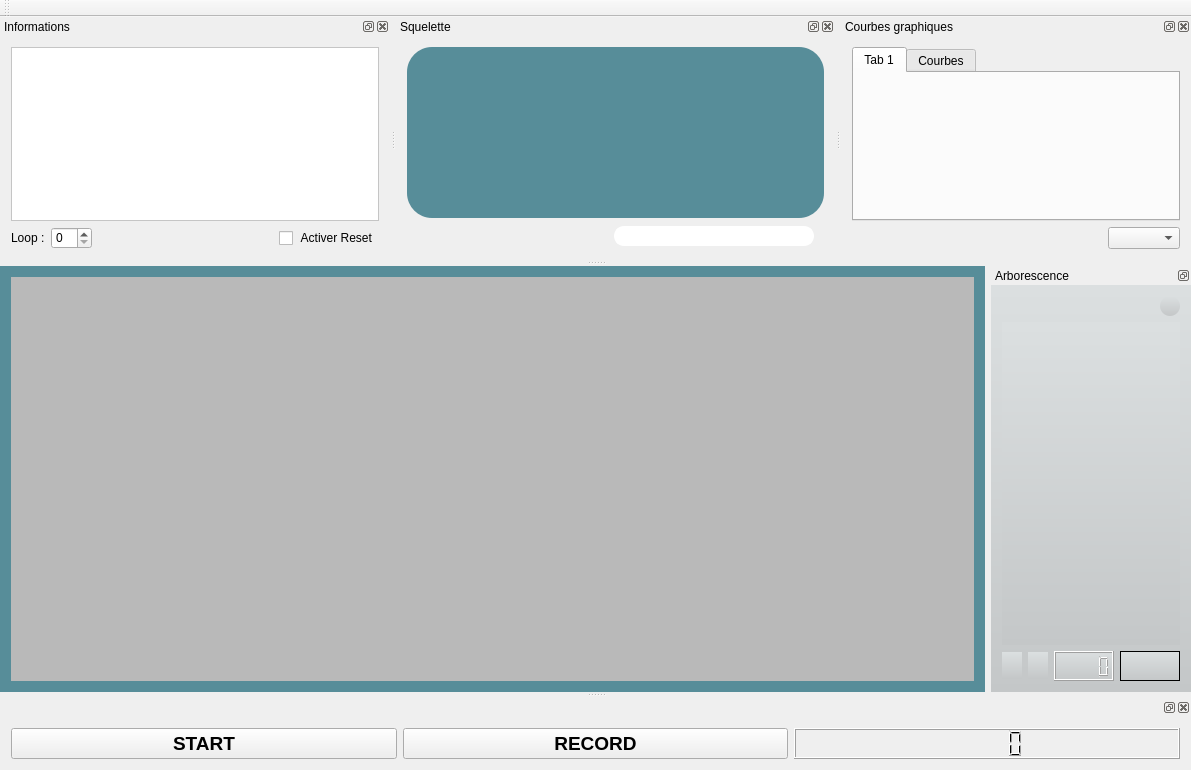
First picture: the form in mainwindow.ui, repository nicoctopus/octopus, before the edit.
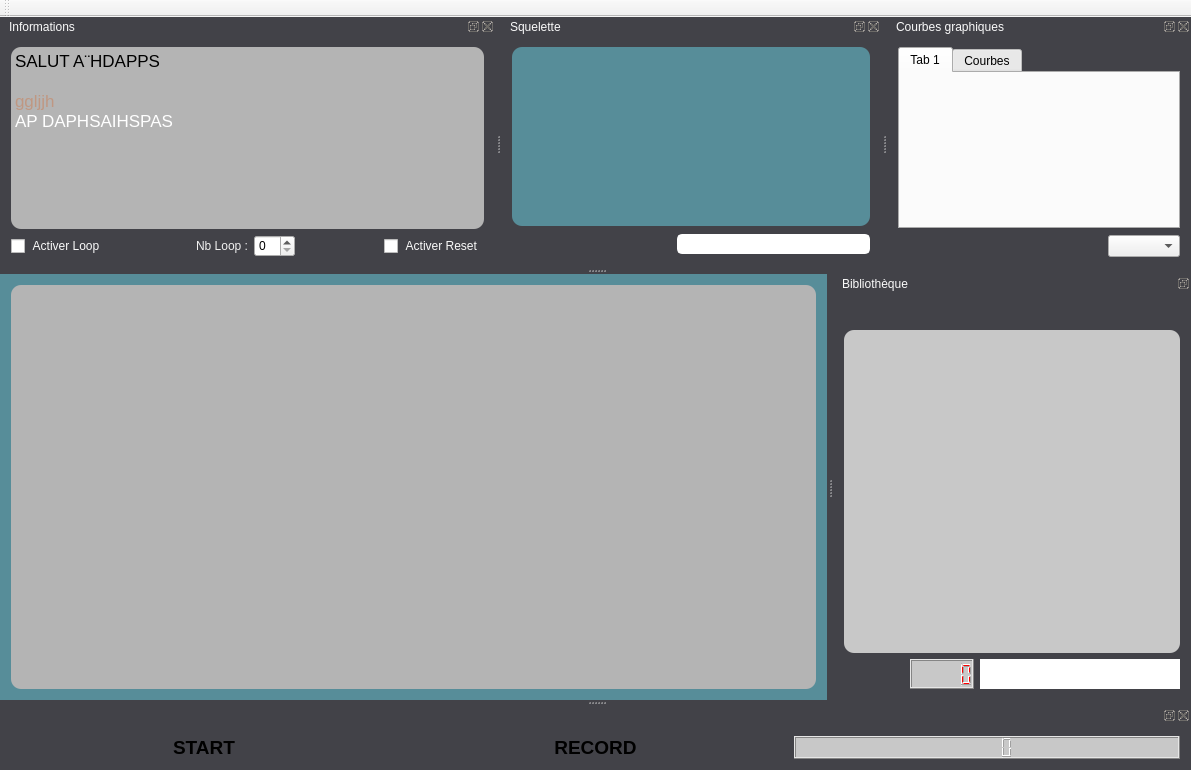
Second picture: the form after the edit. Icons and pictures are not drawn. Custom widgets are drawn as their Qt base class.

Commit message:
Nouveau Design de l'interface + Gestion complète des SamplesAudio avec Loop et resetMode
Nouveaux fichier arc et imagesButtons

ATTENTION DETRUIRE LES FICHIER .ini !!!!!!!!!

Patch:
```diff
--- a/mainwindow.ui
+++ b/mainwindow.ui
@@ -20,153 +20,312 @@
    <string>MainWindow</string>
   </property>
   <property name="styleSheet">
-   <string notr="true">QPushButton#pushButton_stoprecord{
+   <string notr="true">QDockWidget {
 
-	background:url(:/new/prefix1/images_boutons/stopgris.png);
-	border-radius: 10px;
-	color: rgb(255, 255, 255);
+/*border: 1px solid lightgray;*/
+
+background-color: rgb(66,66,72);
+
+color: rgb(250,250,250);
+
+}
+QDockWidget::title {
+     text-align: left; /* align the text to the left */
+     background-color: qlineargradient(x1: 0, y1: 0, x2: 0, y2: 1,
+                                       stop: 0 rgb(150,150,150), stop: 1 rgb(50,50,50));
+     padding-left: 5px;
+ }
+QLabel{
+	color:rgb(240,240,240);
+}
+QPushButton {
+
+border-top: 1px transparent;
+
+border-bottom: 1px transparent;
+
+border-right: 1px transparent;
+
+border-left: 1px transparent;
+
+}
+
+QLCDNumber{
+
+font: &quot;Times&quot;;
+
+background-color:rgb(200,200,200);
+
+color:rgb(255,0,0);
+
+}
+
+/*QMainWindow::separator {
+
+background: yellow;
+
+width: 10px;
+
+height: 10px;
+
+}
+
+QMainWindow::separator:hover {
+
+background: red;
+
+}*/
+
+QMainWindow{
+
+background-color: rgb(66,66,72);
+
+color: rgb(255,255,255);
+
+}
+
+
+
+QCheckBox{
+
+color:rgb(250,250,250);
+
+}
+
+QLineEdit {
+
+border: 2px solid white;
+
+border-radius: 10px;
+
+padding: 0 8px;
+
+selection-background-color: darkgray;
+
+}
+
+/****************************************************************/
+
+QPushButton#pushButton_stoprecord{
+
+border-image:url(:/new/prefix1/images_boutons/stop.png) 1 1 1 1;
+
+}
+
+QPushButton#pushButton_stoprecord:hover{
+
+border-image:url(:/new/prefix1/images_boutons/stopHOVER.png) 1 1 1 1;
+
+}
+
+QPushButton#pushButton_stoprecord:pressed{
+
+border-image:url(:/new/prefix1/images_boutons/stopPRESSED.png) 1 1 1 1;
+
 }
 
 QPushButton#ButtonAdd{
 
-	background:url(:/new/prefix1/images_boutons/nouveau.png);
-	border-radius: 10px;
-	color: rgb(255, 255, 255);
+border-image:url(:/new/prefix1/images_boutons/nouveau.png)1 1 1 1;
+
+}
+
+QPushButton#ButtonAdd:hover{
+
+border-image:url(:/new/prefix1/images_boutons/nouveauHOVER.png)1 1 1 1;
+
+}
+
+QPushButton#ButtonAdd:pressed{
+
+border-image:url(:/new/prefix1/images_boutons/nouveauPRESSED.png)1 1 1 1;
+
 }
 
 QPushButton#ButtonDelete{
 
-	background:url(:/new/prefix1/images_boutons/enlevergris.png);
-	border-radius: 10px;
-  
-	color: rgb(255, 255, 255);
+border-image:url(:/new/prefix1/images_boutons/enlever.png)1 1 1 1;
+
 }
 
+QPushButton#ButtonDelete:hover{
 
+border-image:url(:/new/prefix1/images_boutons/enleverHOVER.png)1 1 1 1;
+
+}
+
+QPushButton#ButtonDelete:pressed{
+
+border-image:url(:/new/prefix1/images_boutons/enleverPRESSED.png)1 1 1 1;
+
+}
 
 QPushButton#pushButton_creermouvement{
 
-	background:url(:/new/prefix1/images_boutons/creermouvement.png);
-	border-radius: 13px;
-	
-	color: rgb(255, 255, 255);
-  
+border-image:url(:/new/prefix1/images_boutons/creermouvement.png)1 1 1 1;
+
+}
+
+QPushButton#pushButton_creermouvement:hover{
+
+border-image:url(:/new/prefix1/images_boutons/creermouvementHOVER.png)1 1 1 1;
+
+}
+
+QPushButton#pushButton_creermouvement:pressed{
+
+border-image:url(:/new/prefix1/images_boutons/creermouvementPRESSED.png)1 1 1 1;
+
 }
 
 QPushButton#pushButton_verrouiller{
 
-	background:url(:/new/prefix1/images_boutons/cadenasgris.png);
-	border-radius: 13px;
-  
-	color: rgb(255, 255, 255);
-	
+border-image:url(:/new/prefix1/images_boutons/cadenas.png)1 1 1 1;
+
+}
+
+QPushButton#pushButton_verrouiller:hover{
+
+border-image:url(:/new/prefix1/images_boutons/cadenasHOVER.png)1 1 1 1;
+
+}
+
+QPushButton#pushButton_verrouiller:pressed{
+
+border-image:url(:/new/prefix1/images_boutons/cadenasPRESSED.png)1 1 1 1;
+
 }
 
 QPushButton#pushButton_recordmouvement{
 
-	background:url(:/new/prefix1/images_boutons/recordgris.png);
-	border-radius: 13px;
+border-image:url(:/new/prefix1/images_boutons/record.png)1 1 1 1;
 
-	color: rgb(255, 255, 255);
 }
+
+QPushButton#pushButton_recordmouvement:hover{
+
+border-image:url(:/new/prefix1/images_boutons/recordHOVER.png)1 1 1 1;
+
+}
+
+QPushButton#pushButton_recordmouvement:pressed{
+
+border-image:url(:/new/prefix1/images_boutons/recordPRESSED.png)1 1 1 1;
+
+}
+
 QPushButton#pushButton_playmouvement{
 
-	background:url(:/new/prefix1/images_boutons/playgris.png);
-	border-radius: 13px;
-	
-	color: rgb(255, 255, 255);
+border-image:url(:/new/prefix1/images_boutons/play.png)1 1 1 1;
+
+}
+
+QPushButton#pushButton_playmouvement:hover{
+
+border-image:url(:/new/prefix1/images_boutons/playHOVER.png)1 1 1 1;
+
+}
+
+QPushButton#pushButton_playmouvement:pressed{
+
+border-image:url(:/new/prefix1/images_boutons/playPRESSED.png)1 1 1 1;
+
 }
 
 QPushButton#pushButton_enregistrermouvement{
 
-	background:url(:/new/prefix1/images_boutons/savegris.png);
-	border-radius: 13px;
-	
-  
-	color: rgb(255, 255, 255);
+border-image:url(:/new/prefix1/images_boutons/save.png)1 1 1 1;
+
 }
 
+QPushButton#pushButton_enregistrermouvement:hover{
+
+border-image:url(:/new/prefix1/images_boutons/saveHOVER.png)1 1 1 1;
+
+}
+
+QPushButton#pushButton_enregistrermouvement:pressed{
+
+border-image:url(:/new/prefix1/images_boutons/savePRESSED.png)1 1 1 1;
+
+}
 
 QPushButton#pushButton_supprimermouvement{
 
-	background:url(:/new/prefix1/images_boutons/deletegris.png);
-	border-radius: 13px;
-	
-	color: rgb(255, 255, 255);
-	
+border-image:url(:/new/prefix1/images_boutons/delete.png)1 1 1 1;
+
+}
+
+QPushButton#pushButton_supprimermouvement:hover{
+
+border-image:url(:/new/prefix1/images_boutons/deleteHOVER.png)1 1 1 1;
+
+}
+
+QPushButton#pushButton_supprimermouvement:pressed{
+
+border-image:url(:/new/prefix1/images_boutons/deletePRESSED.png)1 1 1 1;
+
 }
 
 QPushButton#pushButton_playlecteur{
 
-	background:url(:/new/prefix1/images_boutons/play.png);
-	border-radius: 13px;
-	
-	color: rgb(255, 255, 255);
+border-image:url(:/new/prefix1/images_boutons/play.png)1 1 1 1;
+
 }
 
-QPushButton#pushButton_stoplecteur{
+QPushButton#pushButton_playlecteur:hover{
 
-	background:url(:/new/prefix1/images_boutons/stop.png);
-	border-radius: 13px;
-	
+border-image:url(:/new/prefix1/images_boutons/playHOVER.png)1 1 1 1;
+
 }
 
+QPushButton#pushButton_playlecteur:pressed{
+
+border-image:url(:/new/prefix1/images_boutons/playPRESSED.png)1 1 1 1;
+
+}
+
 QPushButton#pushButton_stoplecteur{
 
-	background:url(:/new/prefix1/images_boutons/stop.png);
-	border-radius: 13px;
-	
-	color: rgb(255, 255, 255);
+border-image:url(:/new/prefix1/images_boutons/stop.png)1 1 1 1;
+
 }
 
+QPushButton#pushButton_stoplecteur:hover{
+
+border-image:url(:/new/prefix1/images_boutons/stopHOVER.png)1 1 1 1;
+}
+
+QPushButton#pushButton_stoplecteur:pressed{
+
+border-image:url(:/new/prefix1/images_boutons/stopPRESSED.png)1 1 1 1;
+
+}
+
+
+
+/*
+
 QTreeView {
-     show-decoration-selected: 1;
- }
 
- QLineEdit {
-        border: 2px solid white;
-     border-radius: 10px;
-     padding: 0 8px;
-    
-     selection-background-color: darkgray;
- }
+show-decoration-selected: 1;
 
+}*/
+
+/*
 
 QTableWidgetItem{
+
 border: 1px solid #d9d9d9;
- show-decoration-selected: 1;
-     border-top-color: transparent;
-     border-bottom-color: transparent;
-}
 
- QTreeView::item {
-      border: 1px solid #d9d9d9;
-     border-top-color: transparent;
-     border-bottom-color: transparent;
- }
+show-decoration-selected: 1;
 
- QTreeView::item:hover {
-     /*background: rgb(241, 94, 34); */
-     border: 1px solid #bfcde4;
- }
+border-top-color: transparent;
 
- QTreeView::item:selected {
-     border: 1px solid #567dbc;
- }
+border-bottom-color: transparent;
 
- QTreeView::item:selected:active{
-    background: rgb(87, 141, 153); 
- }
-
- QTreeView::item:selected:!active {
-     background: qlineargradient(x1: 0, y1: 0, x2: 0, y2: 1, stop: 0 #6b9be8, stop: 1 #577fbf);
- }
-
-LCDNumber:: {
-
-background-color: rgb(81, 255, 255);
-
-}</string>
+}*/</string>
   </property>
   <property name="dockNestingEnabled">
    <bool>true</bool>
@@ -182,7 +341,8 @@
     <item>
      <widget class="BlackBoard" name="blackboard" native="true">
       <property name="styleSheet">
-       <string notr="true">background-color : rgb(185, 185, 185);</string>
+       <string notr="true">background-color : rgb(180, 180, 180);
+border-radius: 10px;</string>
       </property>
      </widget>
     </item>
@@ -207,24 +367,24 @@
    </property>
    <property name="minimumSize">
     <size>
-     <width>200</width>
+     <width>218</width>
      <height>426</height>
     </size>
    </property>
    <property name="maximumSize">
     <size>
-     <width>200</width>
+     <width>524287</width>
      <height>524287</height>
     </size>
    </property>
    <property name="styleSheet">
-    <string notr="true">background-color: qlineargradient(spread:pad, x1:0, y1:0, x2:0, y2:1, stop:0.008 rgba(219, 223, 224, 255), stop:1 rgba(196, 199, 200, 255));</string>
+    <string notr="true"/>
    </property>
    <property name="features">
     <set>QDockWidget::DockWidgetFloatable</set>
    </property>
    <property name="windowTitle">
-    <string>Arborescence</string>
+    <string>Bibliothèque</string>
    </property>
    <attribute name="dockWidgetArea">
     <number>2</number>
@@ -268,7 +428,12 @@
       </layout>
      </item>
      <item>
-      <widget class="MyLeftTree" name="leftTree" native="true"/>
+      <widget class="MyLeftTree" name="leftTree" native="true">
+       <property name="styleSheet">
+        <string notr="true">background-color : rgb(200, 200, 200);
+border-radius: 10px;</string>
+       </property>
+      </widget>
      </item>
      <item>
       <layout class="QHBoxLayout" name="horizontalLayout_4">
@@ -330,6 +495,9 @@
            <height>30</height>
           </size>
          </property>
+         <property name="styleSheet">
+          <string notr="true">border-radius: 5px;</string>
+         </property>
         </widget>
        </item>
       </layout>
@@ -369,7 +537,18 @@
         <bool>true</bool>
        </property>
        <property name="styleSheet">
-        <string notr="true">background-color: rgb(255, 255, 255);</string>
+        <string notr="true">background-color : rgb(180, 180, 180);
+border-radius: 10px;
+</string>
+       </property>
+       <property name="html">
+        <string>&lt;!DOCTYPE HTML PUBLIC &quot;-//W3C//DTD HTML 4.0//EN&quot; &quot;http://www.w3.org/TR/REC-html40/strict.dtd&quot;&gt;
+&lt;html&gt;&lt;head&gt;&lt;meta name=&quot;qrichtext&quot; content=&quot;1&quot; /&gt;&lt;style type=&quot;text/css&quot;&gt;
+p, li { white-space: pre-wrap; }
+&lt;/style&gt;&lt;/head&gt;&lt;body style=&quot; font-family:'Lucida Grande'; font-size:13pt; font-weight:400; font-style:normal;&quot;&gt;
+&lt;p style=&quot; margin-top:0px; margin-bottom:0px; margin-left:0px; margin-right:0px; -qt-block-indent:0; text-indent:0px;&quot;&gt;SALUT A¨HDAPPS &lt;/p&gt;
+&lt;p style=&quot;-qt-paragraph-type:empty; margin-top:0px; margin-bottom:0px; margin-left:0px; margin-right:0px; -qt-block-indent:0; text-indent:0px;&quot;&gt;&lt;/p&gt;
+&lt;p style=&quot; margin-top:0px; margin-bottom:0px; margin-left:0px; margin-right:0px; -qt-block-indent:0; text-indent:0px;&quot;&gt;&lt;span style=&quot; color:#bf9782;&quot;&gt;ggljjh&lt;/span&gt;&lt;br /&gt;&lt;span style=&quot; color:#ffffff;&quot;&gt;AP DAPHSAIHSPAS&lt;/span&gt;&lt;/p&gt;&lt;/body&gt;&lt;/html&gt;</string>
        </property>
       </widget>
      </item>
@@ -378,15 +557,35 @@
        <property name="bottomMargin">
         <number>0</number>
        </property>
+       <item>
+        <widget class="QCheckBox" name="loopBox">
+         <property name="text">
+          <string> Activer Loop</string>
+         </property>
+        </widget>
+       </item>
+       <item>
+        <spacer name="horizontalSpacer_4">
+         <property name="orientation">
+          <enum>Qt::Horizontal</enum>
+         </property>
+         <property name="sizeHint" stdset="0">
+          <size>
+           <width>40</width>
+           <height>20</height>
+          </size>
+         </property>
+        </spacer>
+       </item>
        <item>
         <widget class="QLabel" name="loopLabel">
          <property name="text">
-          <string>Loop :</string>
+          <string>Nb Loop :</string>
          </property>
         </widget>
        </item>
        <item>
-        <widget class="QSpinBox" name="loopSpin"/>
+        <widget class="LoopSpinBox" name="loopSpin"/>
        </item>
        <item>
         <spacer name="horizontalSpacer_2">
@@ -427,7 +626,7 @@
        <property name="styleSheet">
         <string notr="true">
 background-color :rgb(87, 141, 153);
-border-radius: 25px;</string>
+border-radius: 10px;</string>
        </property>
       </widget>
      </item>
@@ -536,6 +735,9 @@
            <height>16777215</height>
           </size>
          </property>
+         <property name="styleSheet">
+          <string notr="true">border-radius: 5px;</string>
+         </property>
         </widget>
        </item>
       </layout>
@@ -566,6 +768,9 @@
     <layout class="QVBoxLayout" name="verticalLayout_7">
      <item>
       <widget class="QTabWidget" name="tabWidget">
+       <property name="styleSheet">
+        <string notr="true"/>
+       </property>
        <property name="currentIndex">
         <number>0</number>
        </property>
@@ -678,6 +883,11 @@
    <header>view/mylefttree.h</header>
    <container>1</container>
   </customwidget>
+  <customwidget>
+   <class>LoopSpinBox</class>
+   <extends>QSpinBox</extends>
+   <header location="global">view/loopspinbox.h</header>
+  </customwidget>
  </customwidgets>
  <tabstops>
   <tabstop>pushButton_playlecteur</tabstop>
```
Left out of the diff: 1 changed line with no effect on the pictures. The commit also changes 32 other files.
